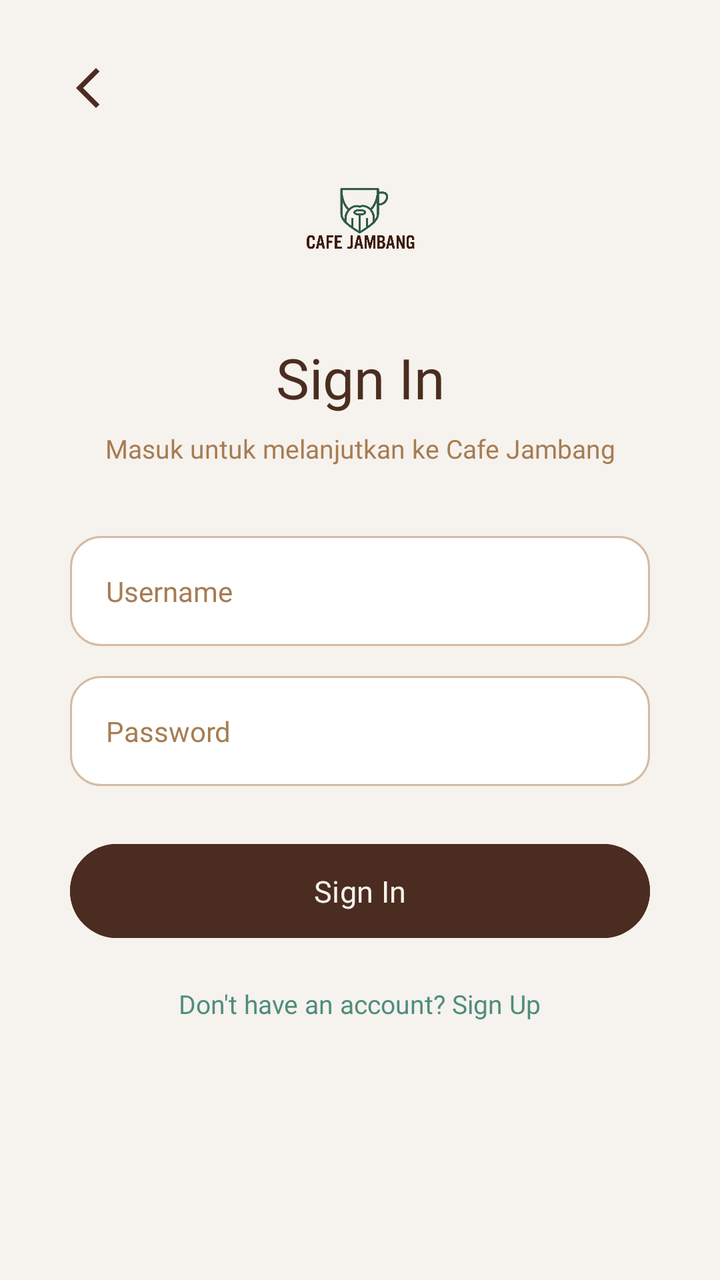
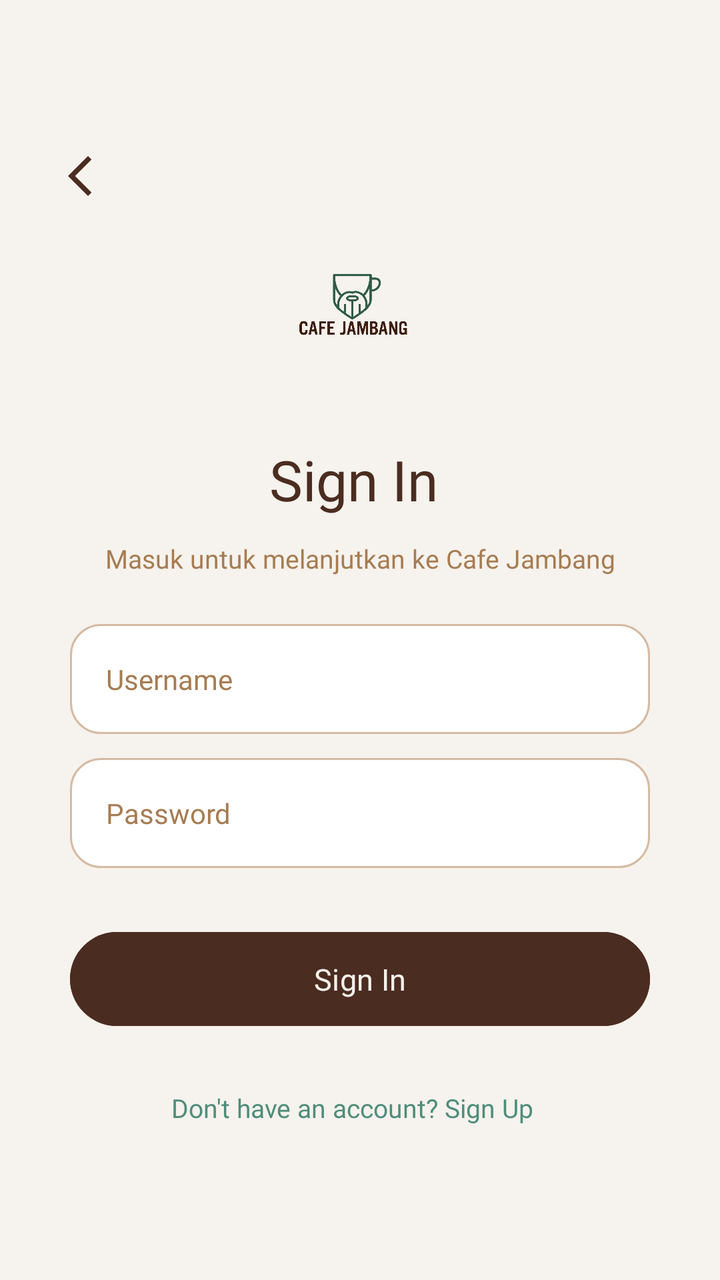

An Android layout rendered at two revisions. The XML below is the earlier revision; the diff shows what the commit changed to produce the second picture.
<!-- AndroidManifest.xml: application theme Theme.YLNLays -->
<!-- res/layout/activity_sign_in.xml -->
<?xml version="1.0" encoding="utf-8"?>
<androidx.constraintlayout.widget.ConstraintLayout
    xmlns:android="http://schemas.android.com/apk/res/android"
    xmlns:app="http://schemas.android.com/apk/res-auto"
    android:id="@+id/main"
    android:layout_width="match_parent"
    android:layout_height="match_parent"
    android:background="#F6F2ED">

    
    <ImageButton
        android:id="@+id/btnBack"
        android:layout_width="48dp"
        android:layout_height="48dp"
        android:layout_marginStart="20dp"
        android:layout_marginTop="20dp"
        android:background="@android:color/transparent"
        android:src="@drawable/ic_arrow_back"
        android:contentDescription="Back"
        app:tint="#4B2C20"
        app:layout_constraintTop_toTopOf="parent"
        app:layout_constraintStart_toStartOf="parent" />

    
    <ImageView
        android:id="@+id/imgLogo"
        android:layout_width="85dp"
        android:layout_height="85dp"
        android:src="@drawable/logo"
        android:scaleType="fitCenter"
        android:contentDescription="Logo Cafe Jambang"
        app:layout_constraintTop_toTopOf="parent"
        app:layout_constraintStart_toStartOf="parent"
        app:layout_constraintEnd_toEndOf="parent"
        android:layout_marginTop="65dp" />

    
    <TextView
        android:id="@+id/tvTitle"
        android:layout_width="wrap_content"
        android:layout_height="wrap_content"
        android:text="Sign In"
        android:textColor="#4B2C20"
        android:textSize="28sp"
        android:fontFamily="@font/poppins_bold"
        app:layout_constraintTop_toBottomOf="@id/imgLogo"
        app:layout_constraintStart_toStartOf="parent"
        app:layout_constraintEnd_toEndOf="parent"
        android:layout_marginTop="20dp" />

    
    <TextView
        android:id="@+id/tvSubtitle"
        android:layout_width="0dp"
        android:layout_height="wrap_content"
        android:text="Masuk untuk melanjutkan ke Cafe Jambang"
        android:textColor="#A67C52"
        android:textSize="13sp"
        android:fontFamily="@font/poppins_medium"
        android:gravity="center"
        app:layout_constraintTop_toBottomOf="@id/tvTitle"
        app:layout_constraintStart_toStartOf="parent"
        app:layout_constraintEnd_toEndOf="parent"
        android:layout_marginStart="30dp"
        android:layout_marginEnd="30dp"
        android:layout_marginTop="8dp" />

    
    <EditText
        android:id="@+id/etUsername"
        android:layout_width="0dp"
        android:layout_height="55dp"
        android:hint="Username"
        android:textColor="#272727"
        android:textColorHint="#A67C52"
        android:textSize="14sp"
        android:fontFamily="@font/poppins_medium"
        android:paddingStart="18dp"
        android:paddingEnd="18dp"
        android:background="@drawable/edittext_login"
        android:inputType="text"
        app:layout_constraintTop_toBottomOf="@id/tvSubtitle"
        app:layout_constraintStart_toStartOf="parent"
        app:layout_constraintEnd_toEndOf="parent"
        android:layout_marginStart="35dp"
        android:layout_marginEnd="35dp"
        android:layout_marginTop="35dp" />

    
    <EditText
        android:id="@+id/etPassword"
        android:layout_width="0dp"
        android:layout_height="55dp"
        android:hint="Password"
        android:textColor="#272727"
        android:textColorHint="#A67C52"
        android:textSize="14sp"
        android:fontFamily="@font/poppins_medium"
        android:paddingStart="18dp"
        android:paddingEnd="18dp"
        android:background="@drawable/edittext_login"
        android:inputType="textPassword"
        app:layout_constraintTop_toBottomOf="@id/etUsername"
        app:layout_constraintStart_toStartOf="parent"
        app:layout_constraintEnd_toEndOf="parent"
        android:layout_marginStart="35dp"
        android:layout_marginEnd="35dp"
        android:layout_marginTop="15dp" />

    
    <Button
        android:id="@+id/btnSignIn"
        android:layout_width="0dp"
        android:layout_height="55dp"
        android:text="Sign In"
        android:textColor="#F6F2ED"
        android:textSize="15sp"
        android:fontFamily="@font/poppins_bold"
        android:textAllCaps="false"
        android:backgroundTint="#4B2C20"
        app:layout_constraintTop_toBottomOf="@id/etPassword"
        app:layout_constraintStart_toStartOf="parent"
        app:layout_constraintEnd_toEndOf="parent"
        android:layout_marginStart="35dp"
        android:layout_marginEnd="35dp"
        android:layout_marginTop="25dp" />

    
    <TextView
        android:id="@+id/tvCreateAccount"
        android:layout_width="wrap_content"
        android:layout_height="wrap_content"
        android:text="Don't have an account? Sign Up"
        android:textColor="#4E8D7C"
        android:textSize="13sp"
        android:fontFamily="@font/poppins_medium"
        app:layout_constraintTop_toBottomOf="@id/btnSignIn"
        app:layout_constraintStart_toStartOf="parent"
        app:layout_constraintEnd_toEndOf="parent"
        android:layout_marginTop="20dp" />

</androidx.constraintlayout.widget.ConstraintLayout>
<!-- resources referenced by this layout -->
<resources>
  <!-- drawable edittext_login (drawable) -->
  <?xml version="1.0" encoding="utf-8"?>
  <shape xmlns:android="http://schemas.android.com/apk/res/android">
  
      <solid android:color="#FFFFFF" />
  
      <stroke
          android:width="1dp"
          android:color="#D5BBA2" />
  
      <corners android:radius="15dp" />
  
      <padding
          android:left="18dp"
          android:right="18dp"
          android:top="10dp"
          android:bottom="10dp" />
  
  </shape>
  <!-- drawable ic_arrow_back (drawable) -->
  <vector xmlns:android="http://schemas.android.com/apk/res/android" android:height="24dp" android:tint="#000000" android:viewportHeight="24" android:viewportWidth="24" android:width="24dp">
        
      <path android:fillColor="@android:color/white" android:pathData="M17.77,3.77l-1.77,-1.77l-10,10l10,10l1.77,-1.77l-8.23,-8.23z"/>
      
  </vector>
  <!-- drawable logo: png bitmap (drawable, 284325 bytes) -->
  <style name="Theme.YLNLays" parent="Base.Theme.YLNLays" />
  <style name="Base.Theme.YLNLays" parent="Theme.Material3.DayNight.NoActionBar">
          
          
      </style>
</resources>

<!-- the commit's change to res/layout/activity_sign_in.xml (unified diff, before → after) -->
@@ -7,136 +7,135 @@
     android:layout_height="match_parent"
     android:background="#F6F2ED">
 
-    
     <ImageButton
         android:id="@+id/btnBack"
         android:layout_width="48dp"
         android:layout_height="48dp"
-        android:layout_marginStart="20dp"
-        android:layout_marginTop="20dp"
+        android:layout_marginStart="16dp"
+        android:layout_marginTop="64dp"
         android:background="@android:color/transparent"
+        android:contentDescription="Back"
         android:src="@drawable/ic_arrow_back"
-        android:contentDescription="Back"
-        app:tint="#4B2C20"
+        app:layout_constraintStart_toStartOf="parent"
         app:layout_constraintTop_toTopOf="parent"
-        app:layout_constraintStart_toStartOf="parent" />
+        app:tint="#4B2C20" />
 
-    
+    <TextView
+        android:id="@+id/tvTitle"
+        android:layout_width="wrap_content"
+        android:layout_height="wrap_content"
+        android:layout_marginTop="28dp"
+        android:fontFamily="@font/poppins_bold"
+        android:text="Sign In"
+        android:textColor="#4B2C20"
+        android:textSize="28sp"
+        app:layout_constraintEnd_toEndOf="parent"
+        app:layout_constraintHorizontal_bias="0.488"
+        app:layout_constraintStart_toStartOf="parent"
+        app:layout_constraintTop_toBottomOf="@id/imgLogo" />
+
+    <TextView
+        android:id="@+id/tvSubtitle"
+        android:layout_width="0dp"
+        android:layout_height="wrap_content"
+        android:layout_marginStart="30dp"
+        android:layout_marginTop="12dp"
+        android:layout_marginEnd="30dp"
+        android:fontFamily="@font/poppins_medium"
+        android:gravity="center"
+        android:text="Masuk untuk melanjutkan ke Cafe Jambang"
+        android:textColor="#A67C52"
+        android:textSize="13sp"
+        app:layout_constraintEnd_toEndOf="parent"
+        app:layout_constraintHorizontal_bias="0.0"
+        app:layout_constraintStart_toStartOf="parent"
+        app:layout_constraintTop_toBottomOf="@id/tvTitle" />
+
+    <EditText
+        android:id="@+id/etUsername"
+        android:layout_width="0dp"
+        android:layout_height="55dp"
+        android:layout_marginStart="35dp"
+        android:layout_marginTop="24dp"
+        android:layout_marginEnd="35dp"
+        android:background="@drawable/edittext_login"
+        android:fontFamily="@font/poppins_medium"
+        android:hint="Username"
+        android:inputType="text"
+        android:paddingStart="18dp"
+        android:paddingEnd="18dp"
+        android:textColor="#272727"
+        android:textColorHint="#A67C52"
+        android:textSize="14sp"
+        app:layout_constraintEnd_toEndOf="parent"
+        app:layout_constraintHorizontal_bias="0.0"
+        app:layout_constraintStart_toStartOf="parent"
+        app:layout_constraintTop_toBottomOf="@id/tvSubtitle" />
+
+    <EditText
+        android:id="@+id/etPassword"
+        android:layout_width="0dp"
+        android:layout_height="55dp"
+        android:layout_marginStart="35dp"
+        android:layout_marginTop="12dp"
+        android:layout_marginEnd="35dp"
+        android:background="@drawable/edittext_login"
+        android:fontFamily="@font/poppins_medium"
+        android:hint="Password"
+        android:inputType="textPassword"
+        android:paddingStart="18dp"
+        android:paddingEnd="18dp"
+        android:textColor="#272727"
+        android:textColorHint="#A67C52"
+        android:textSize="14sp"
+        app:layout_constraintEnd_toEndOf="parent"
+        app:layout_constraintHorizontal_bias="0.0"
+        app:layout_constraintStart_toStartOf="parent"
+        app:layout_constraintTop_toBottomOf="@id/etUsername" />
+
+    <Button
+        android:id="@+id/btnSignIn"
+        android:layout_width="0dp"
+        android:layout_height="55dp"
+        android:layout_marginStart="35dp"
+        android:layout_marginTop="28dp"
+        android:layout_marginEnd="35dp"
+        android:backgroundTint="#4B2C20"
+        android:fontFamily="@font/poppins_bold"
+        android:text="Sign In"
+        android:textAllCaps="false"
+        android:textColor="#F6F2ED"
+        android:textSize="15sp"
+        app:layout_constraintEnd_toEndOf="parent"
+        app:layout_constraintHorizontal_bias="0.0"
+        app:layout_constraintStart_toStartOf="parent"
+        app:layout_constraintTop_toBottomOf="@id/etPassword" />
+
+    <TextView
+        android:id="@+id/tvCreateAccount"
+        android:layout_width="wrap_content"
+        android:layout_height="wrap_content"
+        android:layout_marginTop="28dp"
+        android:fontFamily="@font/poppins_medium"
+        android:text="Don't have an account? Sign Up"
+        android:textColor="#4E8D7C"
+        android:textSize="13sp"
+        app:layout_constraintEnd_toEndOf="parent"
+        app:layout_constraintHorizontal_bias="0.48"
+        app:layout_constraintStart_toStartOf="parent"
+        app:layout_constraintTop_toBottomOf="@id/btnSignIn" />
+
     <ImageView
         android:id="@+id/imgLogo"
         android:layout_width="85dp"
         android:layout_height="85dp"
+        android:layout_marginTop="108dp"
+        android:contentDescription="Logo Cafe Jambang"
+        android:scaleType="fitCenter"
         android:src="@drawable/logo"
-        android:scaleType="fitCenter"
-        android:contentDescription="Logo Cafe Jambang"
-        app:layout_constraintTop_toTopOf="parent"
+        app:layout_constraintEnd_toEndOf="parent"
+        app:layout_constraintHorizontal_bias="0.487"
         app:layout_constraintStart_toStartOf="parent"
-        app:layout_constraintEnd_toEndOf="parent"
-        android:layout_marginTop="65dp" />
-
-    
-    <TextView
-        android:id="@+id/tvTitle"
-        android:layout_width="wrap_content"
-        android:layout_height="wrap_content"
-        android:text="Sign In"
-        android:textColor="#4B2C20"
-        android:textSize="28sp"
-        android:fontFamily="@font/poppins_bold"
-        app:layout_constraintTop_toBottomOf="@id/imgLogo"
-        app:layout_constraintStart_toStartOf="parent"
-        app:layout_constraintEnd_toEndOf="parent"
-        android:layout_marginTop="20dp" />
-
-    
-    <TextView
-        android:id="@+id/tvSubtitle"
-        android:layout_width="0dp"
-        android:layout_height="wrap_content"
-        android:text="Masuk untuk melanjutkan ke Cafe Jambang"
-        android:textColor="#A67C52"
-        android:textSize="13sp"
-        android:fontFamily="@font/poppins_medium"
-        android:gravity="center"
-        app:layout_constraintTop_toBottomOf="@id/tvTitle"
-        app:layout_constraintStart_toStartOf="parent"
-        app:layout_constraintEnd_toEndOf="parent"
-        android:layout_marginStart="30dp"
-        android:layout_marginEnd="30dp"
-        android:layout_marginTop="8dp" />
-
-    
-    <EditText
-        android:id="@+id/etUsername"
-        android:layout_width="0dp"
-        android:layout_height="55dp"
-        android:hint="Username"
-        android:textColor="#272727"
-        android:textColorHint="#A67C52"
-        android:textSize="14sp"
-        android:fontFamily="@font/poppins_medium"
-        android:paddingStart="18dp"
-        android:paddingEnd="18dp"
-        android:background="@drawable/edittext_login"
-        android:inputType="text"
-        app:layout_constraintTop_toBottomOf="@id/tvSubtitle"
-        app:layout_constraintStart_toStartOf="parent"
-        app:layout_constraintEnd_toEndOf="parent"
-        android:layout_marginStart="35dp"
-        android:layout_marginEnd="35dp"
-        android:layout_marginTop="35dp" />
-
-    
-    <EditText
-        android:id="@+id/etPassword"
-        android:layout_width="0dp"
-        android:layout_height="55dp"
-        android:hint="Password"
-        android:textColor="#272727"
-        android:textColorHint="#A67C52"
-        android:textSize="14sp"
-        android:fontFamily="@font/poppins_medium"
-        android:paddingStart="18dp"
-        android:paddingEnd="18dp"
-        android:background="@drawable/edittext_login"
-        android:inputType="textPassword"
-        app:layout_constraintTop_toBottomOf="@id/etUsername"
-        app:layout_constraintStart_toStartOf="parent"
-        app:layout_constraintEnd_toEndOf="parent"
-        android:layout_marginStart="35dp"
-        android:layout_marginEnd="35dp"
-        android:layout_marginTop="15dp" />
-
-    
-    <Button
-        android:id="@+id/btnSignIn"
-        android:layout_width="0dp"
-        android:layout_height="55dp"
-        android:text="Sign In"
-        android:textColor="#F6F2ED"
-        android:textSize="15sp"
-        android:fontFamily="@font/poppins_bold"
-        android:textAllCaps="false"
-        android:backgroundTint="#4B2C20"
-        app:layout_constraintTop_toBottomOf="@id/etPassword"
-        app:layout_constraintStart_toStartOf="parent"
-        app:layout_constraintEnd_toEndOf="parent"
-        android:layout_marginStart="35dp"
-        android:layout_marginEnd="35dp"
-        android:layout_marginTop="25dp" />
-
-    
-    <TextView
-        android:id="@+id/tvCreateAccount"
-        android:layout_width="wrap_content"
-        android:layout_height="wrap_content"
-        android:text="Don't have an account? Sign Up"
-        android:textColor="#4E8D7C"
-        android:textSize="13sp"
-        android:fontFamily="@font/poppins_medium"
-        app:layout_constraintTop_toBottomOf="@id/btnSignIn"
-        app:layout_constraintStart_toStartOf="parent"
-        app:layout_constraintEnd_toEndOf="parent"
-        android:layout_marginTop="20dp" />
+        app:layout_constraintTop_toTopOf="parent" />
 
 </androidx.constraintlayout.widget.ConstraintLayout>
<!-- resource entries referenced after the edit -->
@@ -20,7 +20,7 @@
   
   </shape>
   <!-- drawable ic_arrow_back (drawable) -->
-  <vector xmlns:android="http://schemas.android.com/apk/res/android" android:height="24dp" android:tint="#000000" android:viewportHeight="24" android:viewportWidth="24" android:width="24dp">
+  <vector xmlns:android="http://schemas.android.com/apk/res/android" android:height="24dp" android:tint="#FFFFFF" android:viewportHeight="24" android:viewportWidth="24" android:width="24dp">
         
       <path android:fillColor="@android:color/white" android:pathData="M17.77,3.77l-1.77,-1.77l-10,10l10,10l1.77,-1.77l-8.23,-8.23z"/>
       
